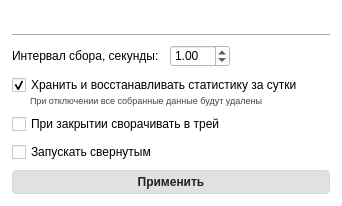
This is windows/settings.ui in treepoint/AveTemp as Qt 5 draws it before an edit. The edited form follows.
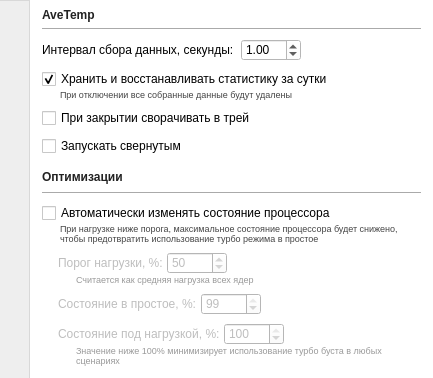
This is the edited form. Icons and pictures are not drawn.

Commit message: CPU power state managment functionality

What changed in the file:
```diff
--- a/windows/settings.ui
+++ b/windows/settings.ui
@@ -9,10 +9,22 @@
    <rect>
     <x>0</x>
     <y>0</y>
-    <width>342</width>
-    <height>206</height>
+    <width>433</width>
+    <height>378</height>
    </rect>
   </property>
+  <property name="minimumSize">
+   <size>
+    <width>433</width>
+    <height>378</height>
+   </size>
+  </property>
+  <property name="maximumSize">
+   <size>
+    <width>433</width>
+    <height>378</height>
+   </size>
+  </property>
   <property name="windowTitle">
    <string>Настройки</string>
   </property>
@@ -30,16 +42,147 @@
     <number>8</number>
    </property>
    <property name="leftMargin">
+    <number>0</number>
+   </property>
+   <property name="topMargin">
+    <number>0</number>
+   </property>
+   <property name="rightMargin">
+    <number>0</number>
+   </property>
+   <property name="bottomMargin">
+    <number>0</number>
+   </property>
+   <item>
+    <layout class="QHBoxLayout" name="horizontalLayout_5">
+     <property name="spacing">
     <number>12</number>
    </property>
    <property name="topMargin">
+      <number>0</number>
+     </property>
+     <property name="bottomMargin">
+      <number>0</number>
+     </property>
+     <item>
+      <layout class="QVBoxLayout" name="verticalLayout_9">
+       <property name="leftMargin">
+        <number>0</number>
+       </property>
+       <item>
+        <widget class="QFrame" name="frame">
+         <property name="minimumSize">
+          <size>
+           <width>30</width>
+           <height>0</height>
+          </size>
+         </property>
+         <property name="maximumSize">
+          <size>
+           <width>30</width>
+           <height>16777215</height>
+          </size>
+         </property>
+         <property name="styleSheet">
+          <string notr="true">background: #eee; border-right: 1px solid #d8d8d8; border-top: 1px solid #d8d8d8;</string>
+         </property>
+         <property name="frameShape">
+          <enum>QFrame::StyledPanel</enum>
+         </property>
+         <property name="frameShadow">
+          <enum>QFrame::Raised</enum>
+         </property>
+         <layout class="QVBoxLayout" name="verticalLayout_10">
+          <property name="spacing">
+           <number>8</number>
+          </property>
+          <property name="leftMargin">
+           <number>4</number>
+          </property>
+          <property name="topMargin">
     <number>12</number>
    </property>
    <property name="rightMargin">
+           <number>6</number>
+          </property>
+          <property name="bottomMargin">
+           <number>16</number>
+          </property>
+          <item>
+           <spacer name="verticalSpacer_2">
+            <property name="orientation">
+             <enum>Qt::Vertical</enum>
+            </property>
+            <property name="sizeHint" stdset="0">
+             <size>
+              <width>15</width>
+              <height>357</height>
+             </size>
+            </property>
+           </spacer>
+          </item>
+          <item>
+           <widget class="QPushButton" name="buttonSaveSettings">
+            <property name="minimumSize">
+             <size>
+              <width>20</width>
+              <height>20</height>
+             </size>
+            </property>
+            <property name="maximumSize">
+             <size>
+              <width>20</width>
+              <height>20</height>
+             </size>
+            </property>
+            <property name="styleSheet">
+             <string notr="true">QPushButton {
+    border:solid 0px;
+    qproperty-icon: url(&quot; &quot;); /* empty image */
+    /*qproperty-iconSize: 20px 20px;  space for the background image */
+    border-image: url(./images/save.svg);
+    background-repeat: no-repeat;
+}
+
+QPushButton:hover {
+    border-image : url(./images/save_hover.svg);
+    background-repeat: no-repeat;
+}
+
+QPushButton:pressed
+{
+    border-image : url(./images/save_pressed.svg);
+    background-repeat: no-repeat;
+}</string>
+            </property>
+            <property name="text">
+             <string/>
+            </property>
+           </widget>
+          </item>
+         </layout>
+        </widget>
+       </item>
+      </layout>
+     </item>
+     <item>
+      <layout class="QVBoxLayout" name="verticalLayout_8">
+       <property name="spacing">
+        <number>8</number>
+       </property>
+       <property name="topMargin">
+        <number>6</number>
+       </property>
+       <property name="rightMargin">
     <number>12</number>
    </property>
    <property name="bottomMargin">
     <number>12</number>
+       </property>
+       <item>
+        <layout class="QVBoxLayout" name="verticalLayout_7">
+         <property name="spacing">
+          <number>4</number>
    </property>
    <item>
     <widget class="QLabel" name="labelNameAndVersion">
@@ -47,10 +190,10 @@
       <string notr="true">font-weight: bold; color: #222; font-size:12px;</string>
      </property>
      <property name="text">
-      <string/>
+            <string>AveTemp</string>
      </property>
      <property name="alignment">
-      <set>Qt::AlignRight|Qt::AlignTrailing|Qt::AlignVCenter</set>
+            <set>Qt::AlignLeading|Qt::AlignLeft|Qt::AlignVCenter</set>
      </property>
     </widget>
    </item>
@@ -61,12 +204,17 @@
      </property>
     </widget>
    </item>
+        </layout>
+       </item>
    <item>
     <layout class="QHBoxLayout" name="horizontalLayout_2" stretch="0,0,0">
+         <property name="spacing">
+          <number>4</number>
+         </property>
      <item>
       <widget class="QLabel" name="label_11">
        <property name="text">
-        <string>Интервал сбора, секунды: </string>
+            <string>Интервал сбора данных, секунды: </string>
        </property>
       </widget>
      </item>
@@ -167,31 +315,336 @@
     </widget>
    </item>
    <item>
-    <widget class="QPushButton" name="buttonSaveSettings">
+        <spacer name="verticalSpacer">
+         <property name="orientation">
+          <enum>Qt::Vertical</enum>
+         </property>
+         <property name="sizeType">
+          <enum>QSizePolicy::Fixed</enum>
+         </property>
+         <property name="sizeHint" stdset="0">
+          <size>
+           <width>20</width>
+           <height>6</height>
+          </size>
+         </property>
+        </spacer>
+       </item>
+       <item>
+        <layout class="QVBoxLayout" name="verticalLayout_3">
+         <property name="spacing">
+          <number>8</number>
+         </property>
+         <item>
+          <widget class="QLabel" name="label_2">
+           <property name="maximumSize">
+            <size>
+             <width>16777215</width>
+             <height>16</height>
+            </size>
+           </property>
      <property name="styleSheet">
-      <string notr="true">QPushButton {
-	border-radius:4px; 
-	background: #e1e1e1; 
-	padding: 4px; 
-	font-weight: bold; 
-	color: #222;
-    border: 1px solid #d8d8d8;
+            <string notr="true">font-weight: bold; color: #222; font-size:12px;</string>
+           </property>
+           <property name="text">
+            <string>Оптимизации</string>
+           </property>
+          </widget>
+         </item>
+         <item>
+          <widget class="Line" name="line_2">
+           <property name="orientation">
+            <enum>Qt::Horizontal</enum>
+           </property>
+          </widget>
+         </item>
+         <item>
+          <layout class="QVBoxLayout" name="verticalLayout_5">
+           <property name="spacing">
+            <number>0</number>
+           </property>
+           <property name="topMargin">
+            <number>0</number>
+           </property>
+           <item>
+            <widget class="QCheckBox" name="checkBoxCPUManagment">
+             <property name="text">
+              <string>Автоматически изменять состояние процессора</string>
+             </property>
+            </widget>
+           </item>
+           <item>
+            <widget class="QLabel" name="label_4">
+             <property name="font">
+              <font>
+               <pointsize>7</pointsize>
+              </font>
+             </property>
+             <property name="styleSheet">
+              <string notr="true">color: #444;
+margin-left:16px;</string>
+             </property>
+             <property name="text">
+              <string>При нагрузке ниже порога, максимальное состояние процессора будет снижено, чтобы предотвратить использование турбо режима в простое</string>
+             </property>
+             <property name="wordWrap">
+              <bool>true</bool>
+             </property>
+            </widget>
+           </item>
+          </layout>
+         </item>
+         <item>
+          <layout class="QVBoxLayout" name="verticalLayout_4">
+           <property name="spacing">
+            <number>0</number>
+           </property>
+           <property name="leftMargin">
+            <number>16</number>
+           </property>
+           <property name="bottomMargin">
+            <number>0</number>
+           </property>
+           <item>
+            <layout class="QHBoxLayout" name="horizontalLayout" stretch="0,0,0">
+             <property name="spacing">
+              <number>4</number>
+             </property>
+             <property name="leftMargin">
+              <number>0</number>
+             </property>
+             <property name="topMargin">
+              <number>0</number>
+             </property>
+             <item>
+              <widget class="QLabel" name="labelCPUThreshhold">
+               <property name="enabled">
+                <bool>false</bool>
+               </property>
+               <property name="text">
+                <string>Порог нагрузки, %:</string>
+               </property>
+              </widget>
+             </item>
+             <item>
+              <widget class="QSpinBox" name="spinBoxCPUTurboThreshhold">
+               <property name="enabled">
+                <bool>false</bool>
+               </property>
+               <property name="minimumSize">
+                <size>
+                 <width>60</width>
+                 <height>0</height>
+                </size>
+               </property>
+               <property name="minimum">
+                <number>1</number>
+               </property>
+               <property name="value">
+                <number>50</number>
+               </property>
+              </widget>
+             </item>
+             <item>
+              <spacer name="horizontalSpacer_2">
+               <property name="orientation">
+                <enum>Qt::Horizontal</enum>
+               </property>
+               <property name="sizeType">
+                <enum>QSizePolicy::Expanding</enum>
+               </property>
+               <property name="sizeHint" stdset="0">
+                <size>
+                 <width>40</width>
+                 <height>20</height>
+                </size>
+               </property>
+              </spacer>
+             </item>
+            </layout>
+           </item>
+           <item>
+            <widget class="QLabel" name="labelCPUTreshholdHint">
+             <property name="enabled">
+              <bool>false</bool>
+             </property>
+             <property name="font">
+              <font>
+               <pointsize>7</pointsize>
+              </font>
+             </property>
+             <property name="styleSheet">
+              <string notr="true">QWidget {
+color: #444;
+margin-left:16px;
 }
 
-QPushButton:hover
-{
-   background: #d8d8d8; 
+QWidget:disabled{color: #999;}</string>
+             </property>
+             <property name="text">
+              <string>Считается как средняя нагрузка всех ядер</string>
+             </property>
+            </widget>
+           </item>
+          </layout>
+         </item>
+         <item>
+          <layout class="QHBoxLayout" name="horizontalLayout_3">
+           <property name="spacing">
+            <number>4</number>
+           </property>
+           <property name="leftMargin">
+            <number>16</number>
+           </property>
+           <item>
+            <widget class="QLabel" name="labelCPUTurboIdleState">
+             <property name="enabled">
+              <bool>false</bool>
+             </property>
+             <property name="text">
+              <string>Состояние в простое, %:</string>
+             </property>
+            </widget>
+           </item>
+           <item>
+            <widget class="QSpinBox" name="spinBoxCPUTurboIdleState">
+             <property name="enabled">
+              <bool>false</bool>
+             </property>
+             <property name="minimumSize">
+              <size>
+               <width>60</width>
+               <height>0</height>
+              </size>
+             </property>
+             <property name="minimum">
+              <number>1</number>
+             </property>
+             <property name="value">
+              <number>99</number>
+             </property>
+            </widget>
+           </item>
+           <item>
+            <spacer name="horizontalSpacer_3">
+             <property name="orientation">
+              <enum>Qt::Horizontal</enum>
+             </property>
+             <property name="sizeHint" stdset="0">
+              <size>
+               <width>40</width>
+               <height>20</height>
+              </size>
+             </property>
+            </spacer>
+           </item>
+          </layout>
+         </item>
+         <item>
+          <layout class="QVBoxLayout" name="verticalLayout_6">
+           <property name="spacing">
+            <number>0</number>
+           </property>
+           <property name="leftMargin">
+            <number>16</number>
+           </property>
+           <property name="topMargin">
+            <number>0</number>
+           </property>
+           <property name="bottomMargin">
+            <number>0</number>
+           </property>
+           <item>
+            <layout class="QHBoxLayout" name="horizontalLayout_4">
+             <property name="spacing">
+              <number>4</number>
+             </property>
+             <property name="leftMargin">
+              <number>0</number>
+             </property>
+             <property name="topMargin">
+              <number>0</number>
+             </property>
+             <item>
+              <widget class="QLabel" name="labelCPUTurboLoadState">
+               <property name="enabled">
+                <bool>false</bool>
+               </property>
+               <property name="text">
+                <string>Состояние под нагрузкой, %:</string>
+               </property>
+              </widget>
+             </item>
+             <item>
+              <widget class="QSpinBox" name="spinBoxCPUTurboLoadState">
+               <property name="enabled">
+                <bool>false</bool>
+               </property>
+               <property name="minimumSize">
+                <size>
+                 <width>60</width>
+                 <height>0</height>
+                </size>
+               </property>
+               <property name="minimum">
+                <number>1</number>
+               </property>
+               <property name="maximum">
+                <number>100</number>
+               </property>
+               <property name="value">
+                <number>100</number>
+               </property>
+              </widget>
+             </item>
+             <item>
+              <spacer name="horizontalSpacer_4">
+               <property name="orientation">
+                <enum>Qt::Horizontal</enum>
+               </property>
+               <property name="sizeHint" stdset="0">
+                <size>
+                 <width>40</width>
+                 <height>20</height>
+                </size>
+               </property>
+              </spacer>
+             </item>
+            </layout>
+           </item>
+           <item>
+            <widget class="QLabel" name="labelCPUTurboLoadStateHint">
+             <property name="enabled">
+              <bool>false</bool>
+             </property>
+             <property name="font">
+              <font>
+               <pointsize>7</pointsize>
+              </font>
+             </property>
+             <property name="styleSheet">
+              <string notr="true">QWidget {
+color: #444;
+margin-left:16px;
 }
 
-QPushButton:pressed
-{
-   background: #c9c9c9; 
-}</string>
+QWidget:disabled{color: #999;}</string>
      </property>
      <property name="text">
-      <string>Применить</string>
-     </property>
-    </widget>
+              <string>Значение ниже 100% минимизирует использование турбо буста в любых сценариях</string>
+             </property>
+             <property name="wordWrap">
+              <bool>true</bool>
+             </property>
+            </widget>
+           </item>
+          </layout>
+         </item>
+        </layout>
+       </item>
+      </layout>
+     </item>
+    </layout>
    </item>
   </layout>
  </widget>
```
Lines whose indentation alone changed are shown as unchanged. The commit also changes 21 other files.
